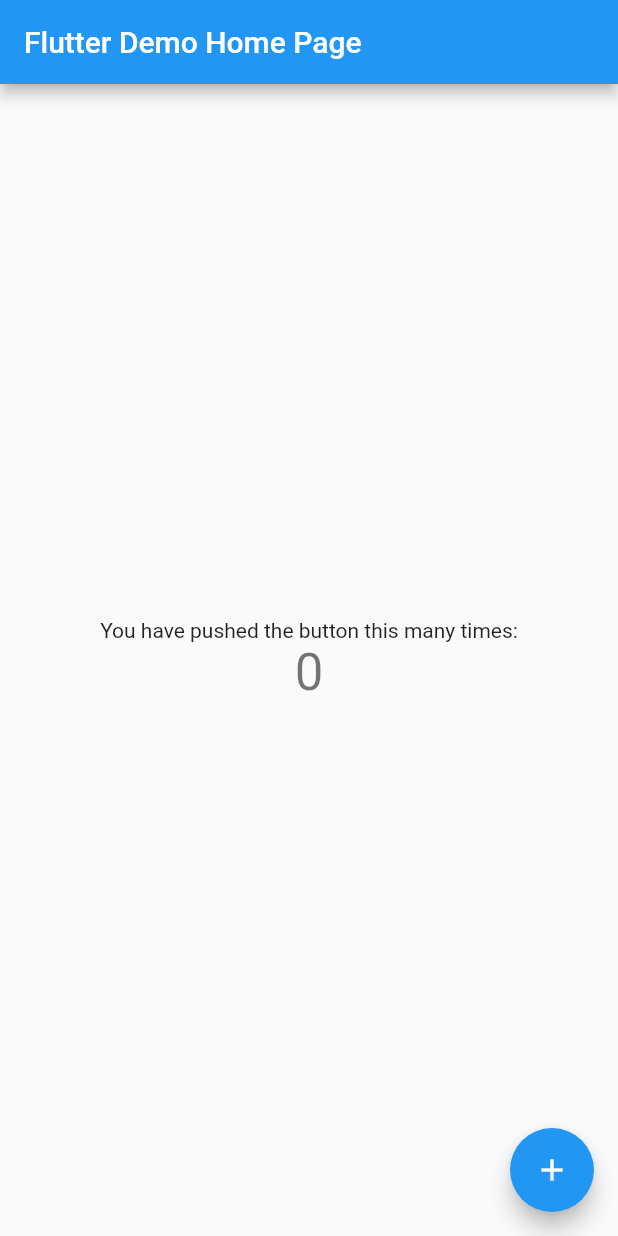
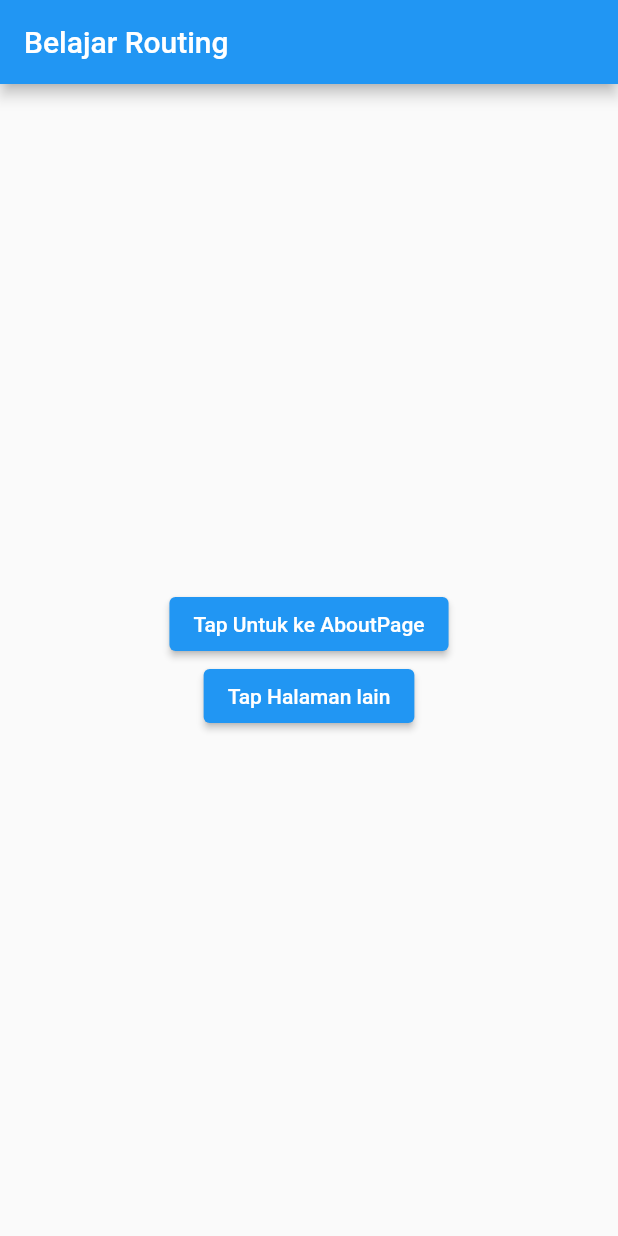
Before and after one commit to okifirsyah404/tugas_workshop_aplikasi_mobile_framework, a Flutter app: the screen it shows after launch, on a phone screen of 412 x 824 dp. Run offline on Flutter 3.47's test engine with Material 2 defaults, Android fonts, the phone set to English and light mode, and no system bars.

Commit message:
Update tugas

```diff
--- a/lib/main.dart
+++ b/lib/main.dart
@@ -1,4 +1,5 @@
 import 'package:flutter/material.dart';
+import 'package:tugas_workshop_aplikasi_mobile_framework/routes/route_generator.dart';
 
 void main() {
   runApp(const MyApp());
@@ -14,54 +15,12 @@
       theme: ThemeData(
         primarySwatch: Colors.blue,
       ),
-      home: const MyHomePage(title: 'Flutter Demo Home Page'),
+      initialRoute: "/",
+      // routes: {
+      //   "/": (context) => HomePage(),
+      //   "/about": (context) => AboutPage(),
+      // },
+      onGenerateRoute: RouteGenerator.generateRoute,
     );
   }
 }
-
-class MyHomePage extends StatefulWidget {
-  const MyHomePage({super.key, required this.title});
-
-  final String title;
-
-  @override
-  State<MyHomePage> createState() => _MyHomePageState();
-}
-
-class _MyHomePageState extends State<MyHomePage> {
-  int _counter = 0;
-
-  void _incrementCounter() {
-    setState(() {
-      _counter++;
-    });
-  }
-
-  @override
-  Widget build(BuildContext context) {
-    return Scaffold(
-      appBar: AppBar(
-        title: Text(widget.title),
-      ),
-      body: Center(
-        child: Column(
-          mainAxisAlignment: MainAxisAlignment.center,
-          children: <Widget>[
-            const Text(
-              'You have pushed the button this many times:',
-            ),
-            Text(
-              '$_counter',
-              style: Theme.of(context).textTheme.headline4,
-            ),
-          ],
-        ),
-      ),
-      floatingActionButton: FloatingActionButton(
-        onPressed: _incrementCounter,
-        tooltip: 'Increment',
-        child: const Icon(Icons.add),
-      ),
-    );
-  }
-}
--- /dev/null
+++ b/lib/routes/route_generator.dart
@@ -0,0 +1,26 @@
+import 'package:flutter/material.dart';
+
+import '../screens/about_screen.dart';
+import '../screens/home_screen.dart';
+
+class RouteGenerator {
+  static Route<dynamic> generateRoute(RouteSettings settings) {
+    switch (settings.name) {
+      case '/':
+        return MaterialPageRoute(builder: (_) => HomePage());
+      case '/about':
+        return MaterialPageRoute(builder: (_) => AboutPage());
+      default:
+        return _errorRoute();
+    }
+  }
+
+  static Route<dynamic> _errorRoute() {
+    return MaterialPageRoute(builder: (_) {
+      return Scaffold(
+        appBar: AppBar(title: Text("Error")),
+        body: Center(child: Text('Error page')),
+      );
+    });
+  }
+}
--- /dev/null
+++ b/lib/screens/home_screen.dart
@@ -0,0 +1,31 @@
+import 'package:flutter/material.dart';
+
+class HomePage extends StatelessWidget {
+  @override
+  Widget build(BuildContext context) {
+    return Scaffold(
+      appBar: AppBar(
+        title: Text('Belajar Routing'),
+      ),
+      body: Center(
+        child: Column(
+          mainAxisAlignment: MainAxisAlignment.center,
+          children: [
+            ElevatedButton(
+              onPressed: () {
+                Navigator.pushNamed(context, '/about');
+              },
+              child: Text('Tap Untuk ke AboutPage'),
+            ),
+            ElevatedButton(
+              onPressed: () {
+                Navigator.pushNamed(context, '/halaman-404');
+              },
+              child: Text('Tap Halaman lain'),
+            ),
+          ],
+        ),
+      ),
+    );
+  }
+}
```
Also changed, not shown: lib/screens/about_screen.dart (added, +20 -0 lines).
